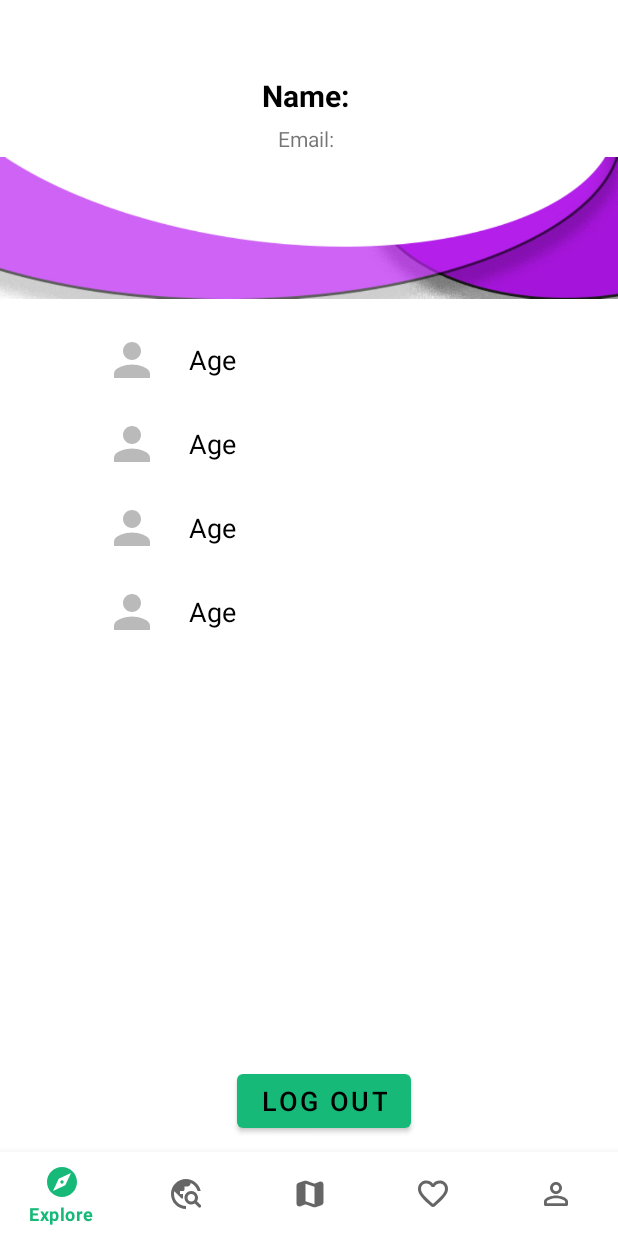
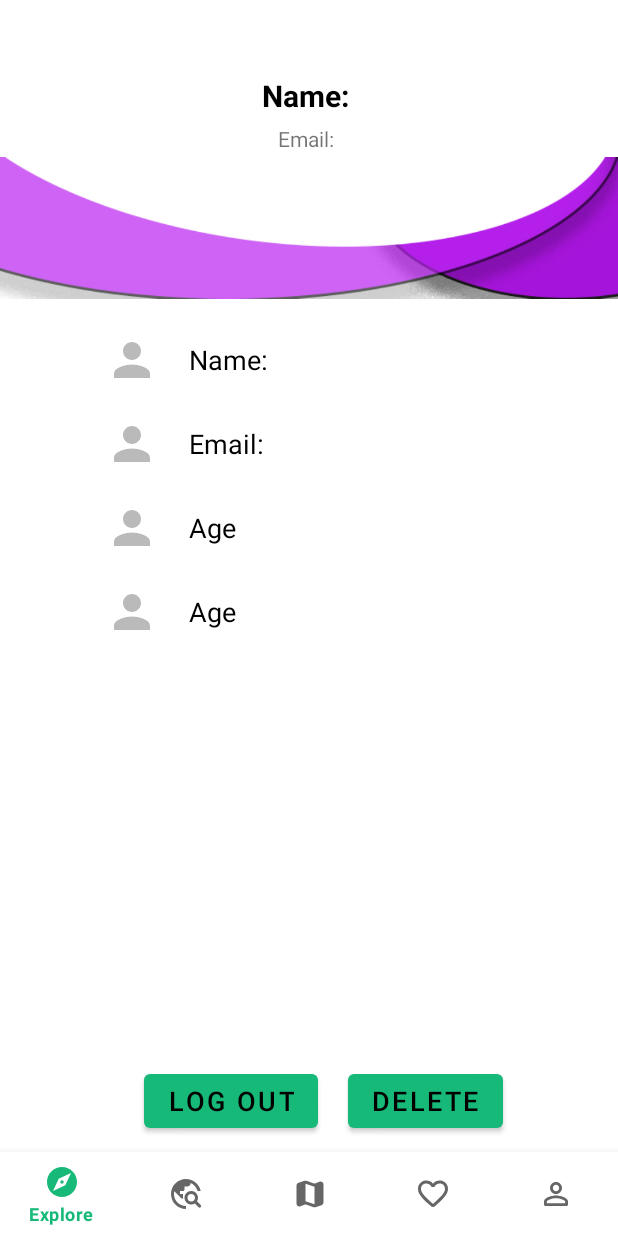
Before and after one commit to g-nerix/Roamify, an Android app: the fragment ProfileFragment placed in its activity, on a phone screen of 412 x 824 dp. Run offline under Robolectric (Android 15) with nearby library versions, the phone set to English and light mode, and no system bars; our stand-ins replace Firebase (no records; nobody signed in at launch, a user with empty details on screens opened directly); 1 statement that could not run was skipped.

Commit message:
I hate UI

```diff
--- a/app/src/main/java/com/example/roamify/ProfileFragment.java
+++ b/app/src/main/java/com/example/roamify/ProfileFragment.java
@@ -28,7 +28,7 @@ public class ProfileFragment extends Fragment {
     FirebaseUser user;
 
     DatabaseReference mDatabase;
-    TextView name, email, age;
+    TextView name,name1, email,email1, age;
 
     Button logout, delete;
 
@@ -44,9 +44,12 @@ public class ProfileFragment extends Fragment {
 
         logout= view.findViewById(R.id.logoutBtn);
         name= view.findViewById(R.id.Name);
+        name1= view.findViewById(R.id.Name_1);
+
         age= view.findViewById(R.id.Age);
         email= view.findViewById(R.id.emailContainer);
-        //delete= view.findViewById(R.id.Delete);
+        email1= view.findViewById(R.id.email_1);
+        delete= view.findViewById(R.id.Delete);
 
         if( user==null){
 //                    profile.setOnClickListener(new View.OnClickListener() {
@@ -67,9 +70,11 @@ public class ProfileFragment extends Fragment {
             getActivity().finish();
         }
         email.setText("Email: "+user.getEmail());
+        email1.setText("Email: "+user.getEmail());
 
         String[] x= user.getDisplayName().split("#");
         name.setText("Name: "+x[0]);
+        name1.setText("Name: "+x[0]);
         age.setText("Age: "+x[1]);
 
         logout.setOnClickListener(new View.OnClickListener() {
@@ -84,40 +89,40 @@ public class ProfileFragment extends Fragment {
             }
         });
 
-//        delete.setOnClickListener(new View.OnClickListener() {
-//            @Override
-//            public void onClick(View view) {
-//                AlertDialog.Builder builder = new AlertDialog.Builder(getContext());
-//                builder.setTitle("Delete Account")
-//                        .setMessage("Are you sure you want to delete your account?")
-//                        .setPositiveButton("Yes", new DialogInterface.OnClickListener() {
-//                            @Override
-//                            public void onClick(DialogInterface dialogInterface, int i) {
-//                                // Delete the user's account
-//                                FirebaseUser user = FirebaseAuth.getInstance().getCurrentUser();
-//                                user.delete()
-//                                        .addOnCompleteListener(new OnCompleteListener<Void>() {
-//                                            @Override
-//                                            public void onComplete(@NonNull Task<Void> task) {
-//                                                if (task.isSuccessful()) {
-//                                                    // Delete the user's data from the Realtime Database
-//                                                    mDatabase.child("users").child(user.getUid()).removeValue();
-//                                                    // Sign out and return to the login screen
-//                                                    FirebaseAuth.getInstance().signOut();
-//                                                    Intent intent = new Intent(getActivity(), Login.class);
-//                                                    startActivity(intent);
-//                                                    getActivity().finish();
-//                                                } else {
-//                                                    Toast.makeText(getContext(), "Failed to delete account", Toast.LENGTH_SHORT).show();
-//                                                }
-//                                            }
-//                                        });
-//                            }
-//                        })
-//                        .setNegativeButton("No", null)
-//                        .show();
-//            }
-//        });
+        delete.setOnClickListener(new View.OnClickListener() {
+            @Override
+            public void onClick(View view) {
+                AlertDialog.Builder builder = new AlertDialog.Builder(getContext());
+                builder.setTitle("Delete Account")
+                        .setMessage("Are you sure you want to delete your account?")
+                        .setPositiveButton("Yes", new DialogInterface.OnClickListener() {
+                            @Override
+                            public void onClick(DialogInterface dialogInterface, int i) {
+                                // Delete the user's account
+                                FirebaseUser user = FirebaseAuth.getInstance().getCurrentUser();
+                                user.delete()
+                                        .addOnCompleteListener(new OnCompleteListener<Void>() {
+                                            @Override
+                                            public void onComplete(@NonNull Task<Void> task) {
+                                                if (task.isSuccessful()) {
+                                                    // Delete the user's data from the Realtime Database
+                                                    mDatabase.child("users").child(user.getUid()).removeValue();
+                                                    // Sign out and return to the login screen
+                                                    FirebaseAuth.getInstance().signOut();
+                                                    Intent intent = new Intent(getActivity(), Login.class);
+                                                    startActivity(intent);
+                                                    getActivity().finish();
+                                                } else {
+                                                    Toast.makeText(getContext(), "Failed to delete account", Toast.LENGTH_SHORT).show();
+                                                }
+                                            }
+                                        });
+                            }
+                        })
+                        .setNegativeButton("No", null)
+                        .show();
+            }
+        });
 
 
         return view;
--- a/app/src/main/res/layout/fragment_profile.xml
+++ b/app/src/main/res/layout/fragment_profile.xml
@@ -68,7 +68,7 @@
                 android:layout_width="wrap_content"
                 android:layout_height="wrap_content"
                 android:text="Age"
-                android:id="@+id/phone_no"
+                android:id="@+id/Name_1"
                 android:textSize="18sp"
                 android:textColor="#000"
                 android:layout_marginLeft="20dp"
@@ -101,6 +101,7 @@
                 android:textSize="18sp"
                 android:textColor="#000"
                 android:layout_marginLeft="20dp"
+                android:id="@+id/email_1"
                 android:layout_marginTop="5dp"/>
 
         </LinearLayout>
@@ -179,10 +180,20 @@
                 android:id="@+id/logoutBtn"
                 android:layout_width="wrap_content"
                 android:layout_height="wrap_content"
+                android:layout_marginLeft="20dp"
                 android:text="Log Out"
+                android:textColor="#000"
                 android:textSize="18sp"
+
+                />
+            <Button
+                android:id="@+id/Delete"
+                android:layout_width="wrap_content"
+                android:layout_height="wrap_content"
+                android:layout_marginLeft="20dp"
+                android:text="Delete"
                 android:textColor="#000"
-                android:layout_marginLeft="20dp"
+                android:textSize="18sp"
 
                 />
 
```
